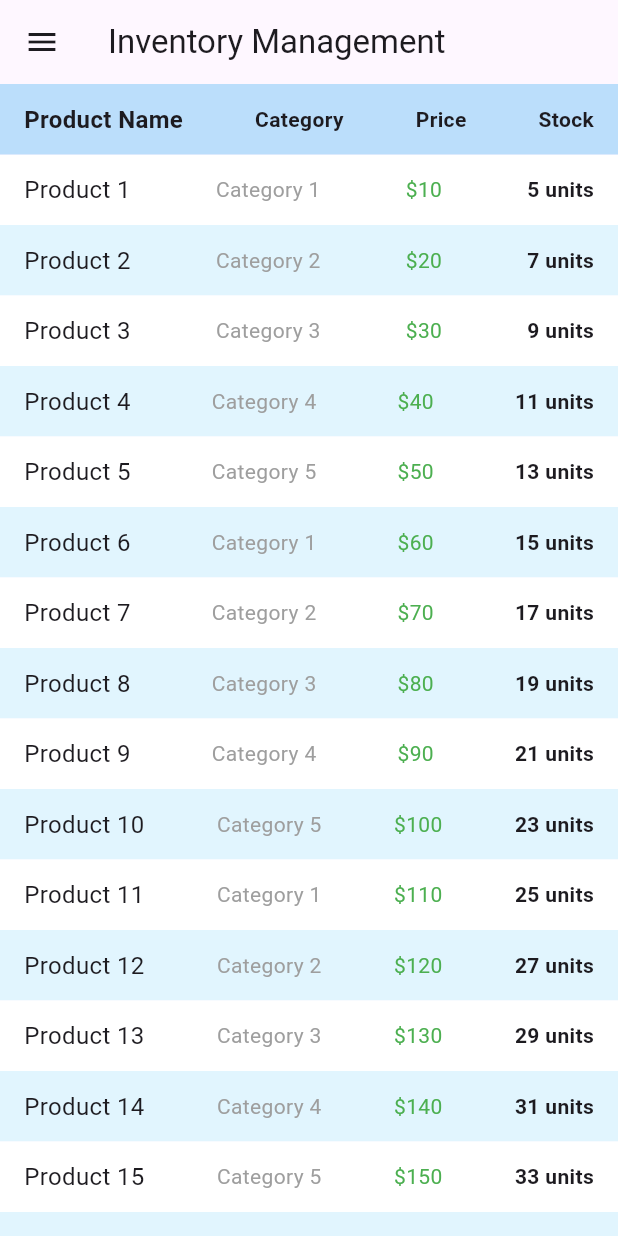
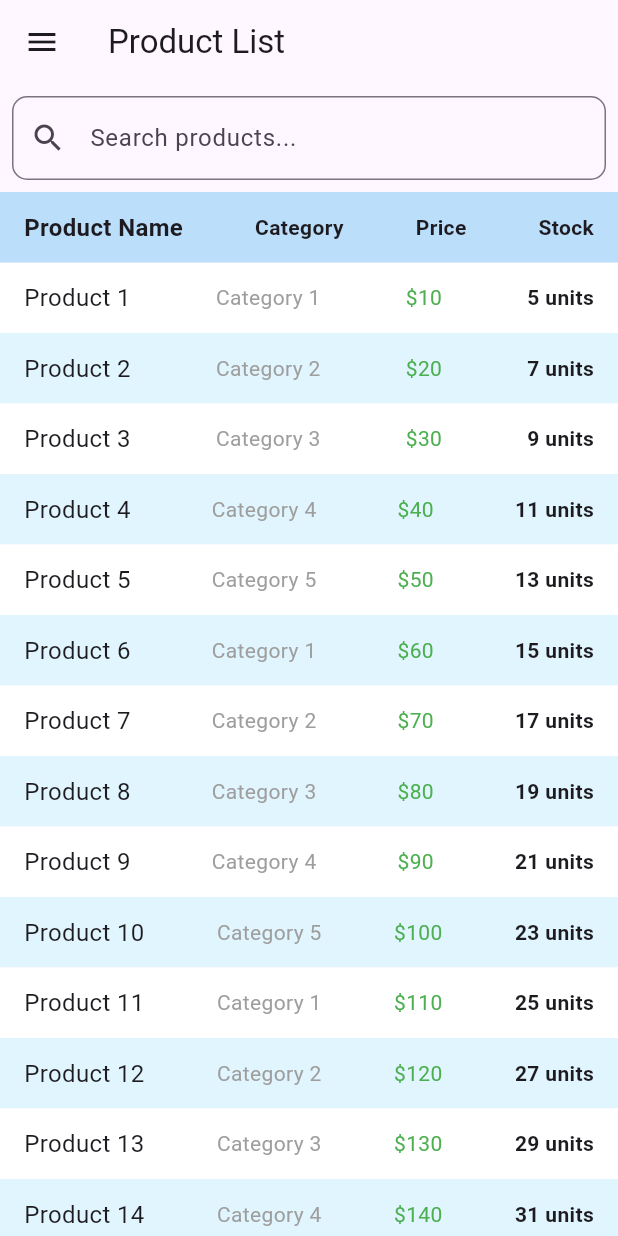
Before and after one commit to tito06/inventorywebapp, a Flutter app: the ProductList screen opened by its route, on a phone screen of 412 x 824 dp. Run offline on Flutter 3.47's test engine with Material 3 defaults, Android fonts, the light colour scheme and no system bars; our stand-ins replace csv, fl_chart, go_router, lottie, pdf, webview_flutter.

Commit message:
dynamic title added

```diff
--- a/lib/helper_widget/scaffold_with_drawer.dart
+++ b/lib/helper_widget/scaffold_with_drawer.dart
@@ -4,14 +4,16 @@ import 'package:manage_inventory/screens/dashboard.dart';
 
 class ScaffoldWithDrawer extends StatelessWidget {
   final Widget child; // The main content (screen)
+  final String title;
 
-  const ScaffoldWithDrawer({super.key, required this.child});
+  const ScaffoldWithDrawer(
+      {super.key, required this.child, required this.title});
 
   @override
   Widget build(BuildContext context) {
     return Scaffold(
       appBar: AppBar(
-        title: const Text("Inventory Management"),
+        title: Text(title),
       ),
       drawer: Drawer(
         child: ListView(
--- a/lib/routes/approutes.dart
+++ b/lib/routes/approutes.dart
@@ -12,31 +12,33 @@ final GoRouter appRoutes = GoRouter(routes: [
   GoRoute(
     path: '/',
     pageBuilder: (context, State) => const NoTransitionPage(
-      child: ScaffoldWithDrawer(child: const Dashboard()),
+      child: ScaffoldWithDrawer(title: "Dashboard", child: const Dashboard()),
     ),
   ),
   GoRoute(
     path: '/product_list',
     pageBuilder: (context, State) => const NoTransitionPage(
-      child: ScaffoldWithDrawer(child: ProductList()),
+      child: ScaffoldWithDrawer(title: "Product List", child: ProductList()),
     ),
   ),
   GoRoute(
     path: '/sales_record',
     pageBuilder: (context, State) => const NoTransitionPage(
-      child: ScaffoldWithDrawer(child: SalesRecord()),
+      child: ScaffoldWithDrawer(title: "Sales Record", child: SalesRecord()),
     ),
   ),
   GoRoute(
     path: '/add_product',
     pageBuilder: (context, State) => NoTransitionPage(
-      child: ScaffoldWithDrawer(child: AddProductScreen()),
+      child:
+          ScaffoldWithDrawer(title: "Add Product", child: AddProductScreen()),
     ),
   ),
   GoRoute(
     path: '/document_page',
     pageBuilder: (context, State) => NoTransitionPage(
-      child: ScaffoldWithDrawer(child: DocumentScreen()),
+      child:
+          ScaffoldWithDrawer(title: "Manage Document", child: DocumentScreen()),
     ),
   ),
   GoRoute(
--- a/lib/screens/AddProduct.dart
+++ b/lib/screens/AddProduct.dart
@@ -30,11 +30,6 @@ class _AddProductScreenState extends State<AddProductScreen> {
   @override
   Widget build(BuildContext context) {
     return Scaffold(
-      appBar: AppBar(
-        title:
-            Text('Add Product', style: TextStyle(fontWeight: FontWeight.bold)),
-        backgroundColor: Colors.teal,
-      ),
       body: Padding(
         padding: const EdgeInsets.all(16.0),
         child: Form(
--- a/lib/screens/document.dart
+++ b/lib/screens/document.dart
@@ -6,10 +6,6 @@ class DocumentScreen extends StatelessWidget {
   @override
   Widget build(BuildContext context) {
     return Scaffold(
-      appBar: AppBar(
-        title: Text('Documents'),
-        backgroundColor: Colors.teal,
-      ),
       body: Column(
         children: [
           Padding(
--- a/lib/screens/product_list.dart
+++ b/lib/screens/product_list.dart
@@ -1,12 +1,21 @@
 import 'package:flutter/material.dart';
 
-class ProductList extends StatelessWidget {
+class ProductList extends StatefulWidget {
   const ProductList({super.key});
 
   @override
-  Widget build(BuildContext context) {
-    // Sample fake data with null safety
-    final List<Map<String, dynamic>> products = List.generate(20, (index) {
+  _ProductListState createState() => _ProductListState();
+}
+
+class _ProductListState extends State<ProductList> {
+  final TextEditingController _searchController = TextEditingController();
+  List<Map<String, dynamic>> _filteredProducts = [];
+  List<Map<String, dynamic>> _allProducts = [];
+
+  @override
+  void initState() {
+    super.initState();
+    _allProducts = List.generate(20, (index) {
       return {
         "name": "Product ${index + 1}",
         "category": "Category ${(index % 5) + 1}",
@@ -15,10 +24,45 @@ class ProductList extends StatelessWidget {
       };
     });
 
+    _filteredProducts = _allProducts;
+  }
+
+  void _filterProducts(String query) {
+    setState(() {
+      if (query.isEmpty) {
+        _filteredProducts = _allProducts;
+      } else {
+        _filteredProducts = _allProducts
+            .where((product) =>
+                product["name"].toLowerCase().contains(query.toLowerCase()) ||
+                product["category"].toLowerCase().contains(query.toLowerCase()))
+            .toList();
+      }
+    });
+  }
+
+  @override
+  Widget build(BuildContext context) {
     return SizedBox(
       width: double.infinity, // Full width
       child: Column(
         children: [
+          // Search Bar
+          Padding(
+            padding: const EdgeInsets.all(8.0),
+            child: TextField(
+              controller: _searchController,
+              decoration: InputDecoration(
+                hintText: "Search products...",
+                prefixIcon: Icon(Icons.search),
+                border: OutlineInputBorder(
+                  borderRadius: BorderRadius.circular(10),
+                ),
+              ),
+              onChanged: _filterProducts,
+            ),
+          ),
+
           // Header Row
           Container(
             color: Colors.blue.shade100,
@@ -41,16 +85,26 @@ class ProductList extends StatelessWidget {
               ],
             ),
           ),
+
           // List of Products
           Expanded(
-            child: ListView.builder(
-              itemCount: products.length,
+            child: _filteredProducts.isEmpty
+                ? const Center(
+                    child: Text(
+                      "No products found",
+                      style: TextStyle(fontSize: 16, color: Colors.grey),
+                    ),
+                  )
+                : ListView.builder(
+                    itemCount: _filteredProducts.length,
                     itemBuilder: (context, index) {
-                final product = products[index];
+                      final product = _filteredProducts[index];
                       return Container(
-                  color: index.isEven ? Colors.white : Colors.lightBlue.shade50,
-                  padding:
-                      const EdgeInsets.symmetric(vertical: 12, horizontal: 16),
+                        color: index.isEven
+                            ? Colors.white
+                            : Colors.lightBlue.shade50,
+                        padding: const EdgeInsets.symmetric(
+                            vertical: 12, horizontal: 16),
                         child: Row(
                           mainAxisAlignment: MainAxisAlignment.spaceBetween,
                           children: [
```
Also changed, not shown: lib/screens/sales_recodr.dart (+0 -9 lines). Lines whose indentation alone changed are shown as unchanged.
